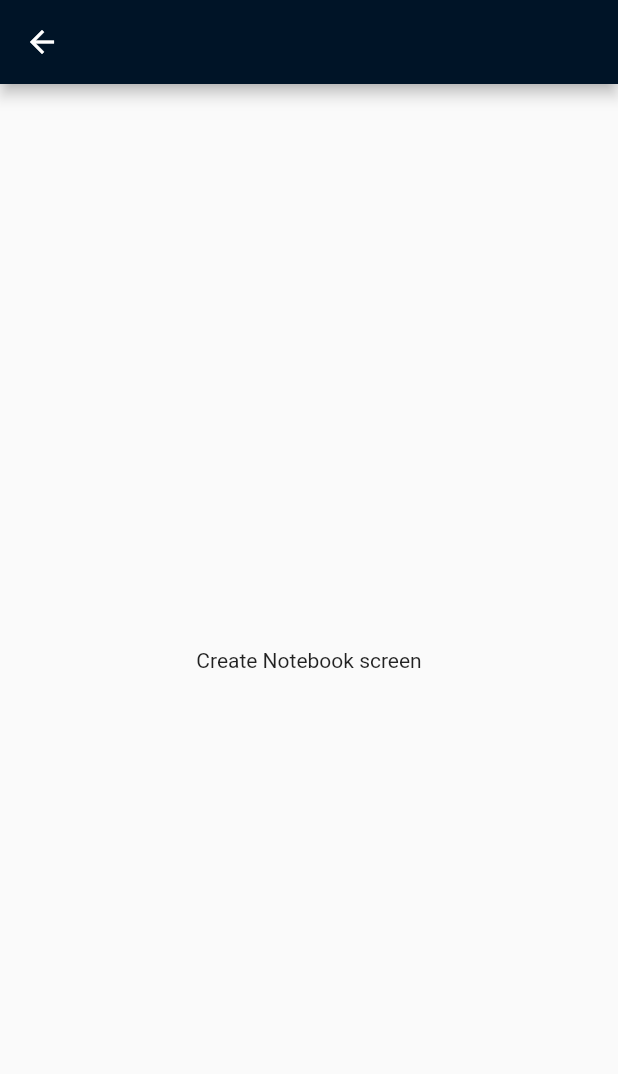
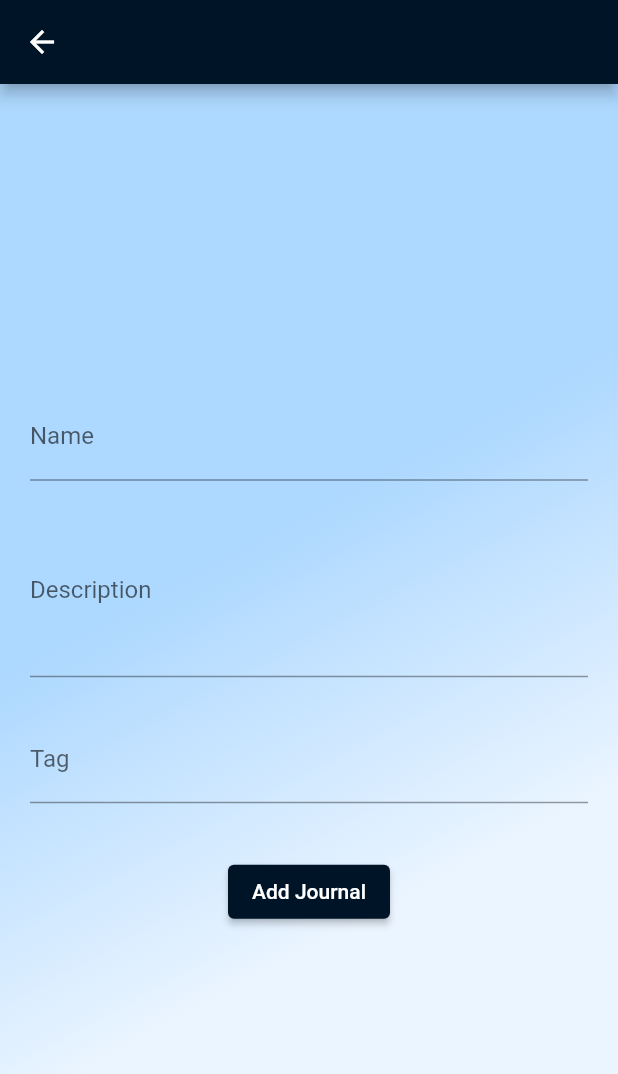
Before and after one commit to vansh132/Mystica, a Flutter app: the CreateNotebookScreen screen opened by its route, on a phone screen of 412 x 824 dp. Shown: the top 1074 px of the screen. Run offline on Flutter 3.47's test engine with Material 2 defaults, Android fonts, the phone set to English and light mode, and no system bars; our stand-ins replace carousel_slider, drift, file_picker, pie_chart; accounts and stored records are empty; generated files the repository leaves out were written again.

```diff
--- a/lib/models/Gallery/ImageAttr.dart
+++ b/lib/models/Gallery/ImageAttr.dart
@@ -1,5 +1,3 @@
-import 'dart:io';
-
 class ImageAttr {
   final String albumId;
   final String id;
--- a/lib/screens/submain-screens/notebook/create_notebook_screen.dart
+++ b/lib/screens/submain-screens/notebook/create_notebook_screen.dart
@@ -1,15 +1,86 @@
 import 'package:flutter/material.dart';
 
-class CreateNotebookScreen extends StatelessWidget {
+class CreateNotebookScreen extends StatefulWidget {
   static const routeName = '/create-notebook-screen';
   const CreateNotebookScreen({super.key});
 
   @override
+  State<CreateNotebookScreen> createState() => _CreateNotebookScreenState();
+}
+
+class _CreateNotebookScreenState extends State<CreateNotebookScreen> {
+  @override
   Widget build(BuildContext context) {
+    final _nameController = TextEditingController();
+    final _descriptionController = TextEditingController();
+    final _tagController = TextEditingController();
+
+
+    void _addNotebook() {
+      print(_nameController.text);
+      print(_descriptionController.text);
+      print(_tagController.text);
+    }
+
     return Scaffold(
       appBar: AppBar(),
-      body: Center(
-        child: Text("Create Notebook screen"),
+      body: Container(
+        decoration: const BoxDecoration(
+          gradient: LinearGradient(
+              // colors: [Color(0xff8EC5FC), Color(0xffE0C3FC)], //final - 1
+              colors: [Color(0xffADD8FF), Color(0xffEBF5FF)], //final - 1
+              stops: [0.4, 0.7],
+              begin: Alignment.topLeft,
+              end: Alignment.bottomRight),
+        ),
+        width: double.infinity,
+        height: MediaQuery.of(context).size.height,
+        padding: EdgeInsets.only(
+            top: 10,
+            left: 20,
+            right: 20,
+            bottom: MediaQuery.of(context).viewInsets.bottom + 10),
+        child: Column(
+          mainAxisAlignment: MainAxisAlignment.center,
+          children: [
+            SizedBox(
+              width: 550,
+              child: TextField(
+                decoration: const InputDecoration(labelText: 'Name'),
+                controller: _nameController,
+                onSubmitted: (_) => _addNotebook(),
+              ),
+            ),
+            const SizedBox(
+              height: 15,
+            ),
+            SizedBox(
+              width: 550,
+              child: TextField(
+                decoration: const InputDecoration(labelText: 'Description'),
+                maxLines: 4,
+                controller: _descriptionController,
+                onSubmitted: (_) => _addNotebook(),
+              ),
+            ),
+            const SizedBox(
+              height: 25,
+            ),
+            SizedBox(
+              width: 550,
+              child: TextField(
+                decoration: const InputDecoration(labelText: 'Tag'),
+                controller: _tagController,
+                onSubmitted: (_) => _addNotebook(),
+              ),
+            ),
+            const SizedBox(
+              height: 35,
+            ),
+            ElevatedButton(
+                onPressed: _addNotebook, child: const Text("Add Journal"))
+          ],
+        ),
       ),
     );
   }
```
Also changed, not shown: lib/main.dart (+6 -4 lines), lib/models/Notebook/Note.dart (added, +17 -0 lines), lib/screens/main-screen/signup_screen.dart (+9 -6 lines), lib/screens/submain-screens/notebook/note_screen.dart (added, +37 -0 lines), lib/screens/submain-screens/notebook/notebook_screen.dart (+2 -10 lines), lib/widgets/Items/notebook_item.dart (+10 -1 lines).
